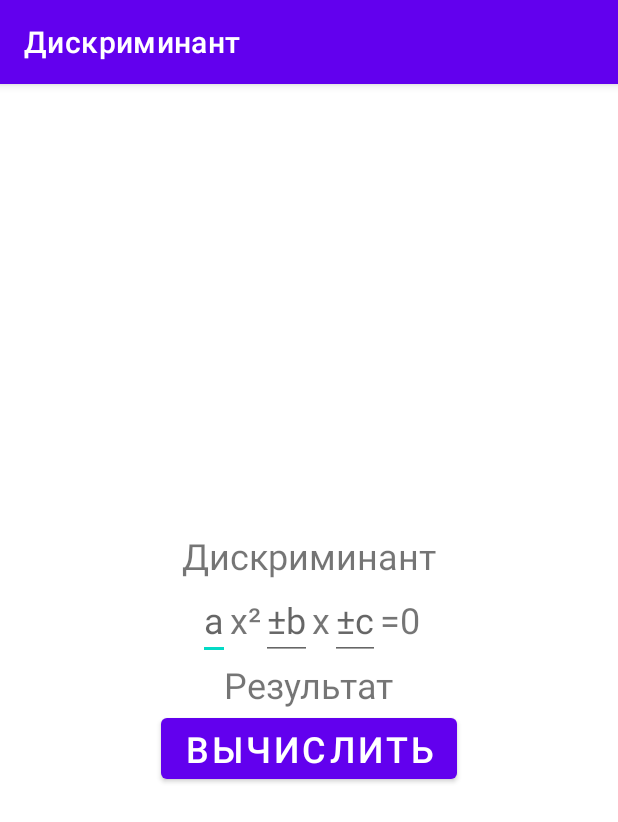
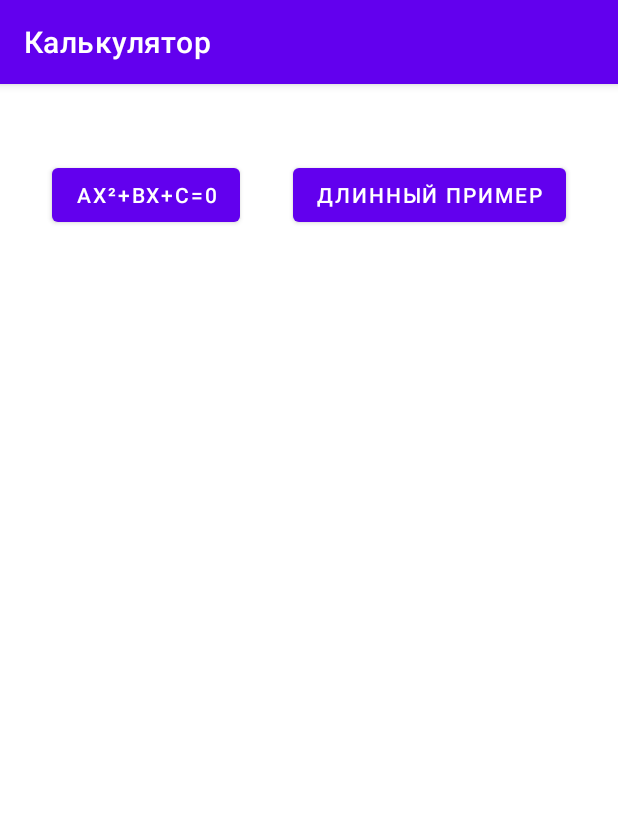
Before and after one commit to AntonEvseev74/Discriminant, an Android app: the screen it shows after launch (DiscriminantActivity before the commit, StartActivity after it), on a phone screen of 412 x 824 dp. Shown: the top 822 px of the screen. Run offline under Robolectric (Android 15) with nearby library versions, the phone set to English and light mode, and no system bars.

Commit message:
Добавлена стартовое activity Добавлен калькулятор длинных математических примеров

```diff
--- a/app/src/main/AndroidManifest.xml
+++ b/app/src/main/AndroidManifest.xml
@@ -9,14 +9,15 @@
         android:roundIcon="@mipmap/ic_launcher_round"
         android:supportsRtl="true"
         android:theme="@style/Theme.Discriminant">
-        <activity android:name=".LongMathTaskActivity"></activity>
-        <activity android:name=".DiscriminantActivity">
+        <activity android:name=".StartActivity">
             <intent-filter>
                 <action android:name="android.intent.action.MAIN" />
 
                 <category android:name="android.intent.category.LAUNCHER" />
             </intent-filter>
         </activity>
+        <activity android:name=".LongMathTaskActivity" />
+        <activity android:name=".DiscriminantActivity"/>
     </application>
 
 </manifest>
--- /dev/null
+++ b/app/src/main/java/ru/evant/discriminant/StartActivity.java
@@ -0,0 +1,43 @@
+package ru.evant.discriminant;
+
+import androidx.appcompat.app.AppCompatActivity;
+
+import android.content.Intent;
+import android.os.Bundle;
+import android.view.View;
+import android.widget.Button;
+
+public class StartActivity extends AppCompatActivity {
+
+    Button btnDiscriminant, btnLongMathTask;
+    Intent intent;
+
+    @Override
+    protected void onCreate(Bundle savedInstanceState) {
+        super.onCreate(savedInstanceState);
+        setContentView(R.layout.activity_start);
+
+        init();
+
+    }
+
+    private void init() {
+        btnDiscriminant = (Button)findViewById(R.id.btnDiscriminant);
+        btnLongMathTask = (Button)findViewById(R.id.btnLongMathTask);
+    }
+
+
+    public void onClick(View view) {
+        switch (view.getId()){
+            case R.id.btnDiscriminant:
+                intent = new Intent(this, DiscriminantActivity.class);
+                startActivity(intent);
+                break;
+            case R.id.btnLongMathTask:
+                intent = new Intent(this, LongMathTaskActivity.class);
+                startActivity(intent);
+                break;
+            default:break;
+        }
+    }
+}
--- /dev/null
+++ b/app/src/main/res/layout/activity_start.xml
@@ -0,0 +1,30 @@
+<?xml version="1.0" encoding="utf-8"?>
+<androidx.constraintlayout.widget.ConstraintLayout xmlns:android="http://schemas.android.com/apk/res/android"
+    xmlns:app="http://schemas.android.com/apk/res-auto"
+    xmlns:tools="http://schemas.android.com/tools"
+    android:layout_width="match_parent"
+    android:layout_height="match_parent"
+    tools:context=".StartActivity">
+
+    <Button
+        android:id="@+id/btnDiscriminant"
+        android:layout_width="wrap_content"
+        android:layout_height="wrap_content"
+        android:layout_marginTop="50dp"
+        android:text="ax²+bx+c=0"
+        android:onClick="onClick"
+        app:layout_constraintEnd_toStartOf="@+id/btnLongMathTask"
+        app:layout_constraintStart_toStartOf="parent"
+        app:layout_constraintTop_toTopOf="parent" />
+
+    <Button
+        android:id="@+id/btnLongMathTask"
+        android:layout_width="wrap_content"
+        android:layout_height="wrap_content"
+        android:layout_marginTop="50dp"
+        android:text="Длинный Пример"
+        android:onClick="onClick"
+        app:layout_constraintEnd_toEndOf="parent"
+        app:layout_constraintStart_toEndOf="@+id/btnDiscriminant"
+        app:layout_constraintTop_toTopOf="parent" />
+</androidx.constraintlayout.widget.ConstraintLayout>
--- a/app/src/main/res/values/strings.xml
+++ b/app/src/main/res/values/strings.xml
@@ -1,5 +1,5 @@
 <resources>
-    <string name="app_name">Дискриминант</string>
+    <string name="app_name">Калькулятор</string>
     <string name="text_result">Результат</string>
     <string name="calculate">Вычислить</string>
 </resources>
```
Also changed, not shown: app/src/main/java/ru/evant/discriminant/LongMathTaskActivity.java (+102 -0 lines), app/src/main/res/layout/activity_long_math_task.xml (+4 -4 lines).
